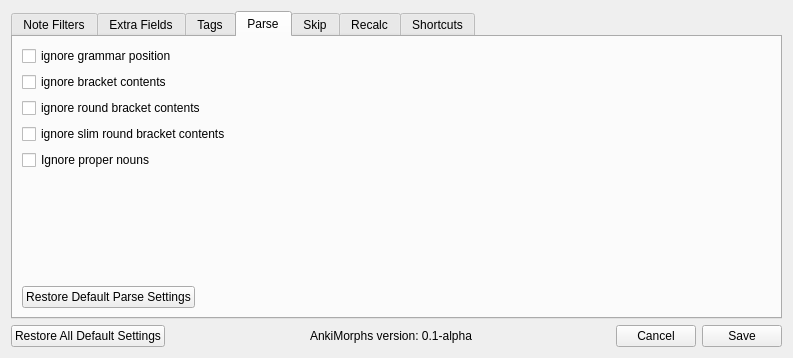
Old version of the form ankimorphs/ui/preferences_dialog.ui in the repository mortii/anki-morphs.
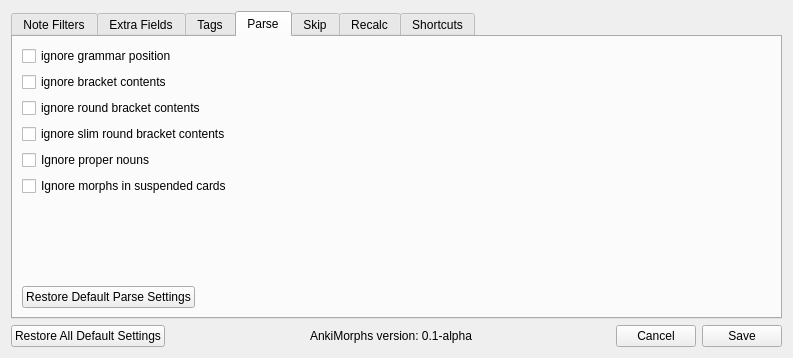
New version of the form. The open tabs and pages were chosen to show the change.

Patch:
```diff
--- a/ankimorphs/ui/preferences_dialog.ui
+++ b/ankimorphs/ui/preferences_dialog.ui
@@ -277,6 +277,13 @@
              </property>
             </widget>
            </item>
+           <item>
+            <widget class="QCheckBox" name="checkBox_12">
+             <property name="text">
+              <string>Ignore morphs in suspended cards</string>
+             </property>
+            </widget>
+           </item>
           </layout>
          </item>
          <item>
```
Left out of the diff: 39 changed lines with no effect on the pictures.
